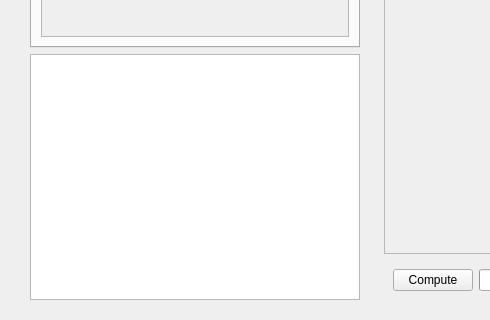
Qt form gui/solution_widget.ui (louis845/COMP2012H_Project) before a commit; both pictures show x 0 to 490 and y 260 to 580 of the 996 by 580 pixel window.
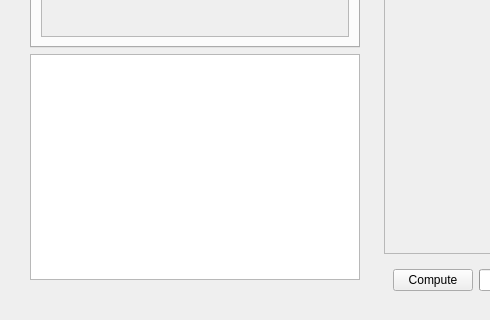
The same form after that commit.

Commit message: Added error label, fixed intepreted input display.

The edit to the form file:
```diff
--- a/gui/solution_widget.ui
+++ b/gui/solution_widget.ui
@@ -144,6 +144,13 @@
       <item>
        <widget class="QPlainTextEdit" name="ascii_textedit"/>
       </item>
+      <item>
+       <widget class="QLabel" name="ascii_parser_err">
+        <property name="text">
+         <string/>
+        </property>
+       </widget>
+      </item>
      </layout>
     </widget>
    </item>
```
The commit also changes 2 other files.
